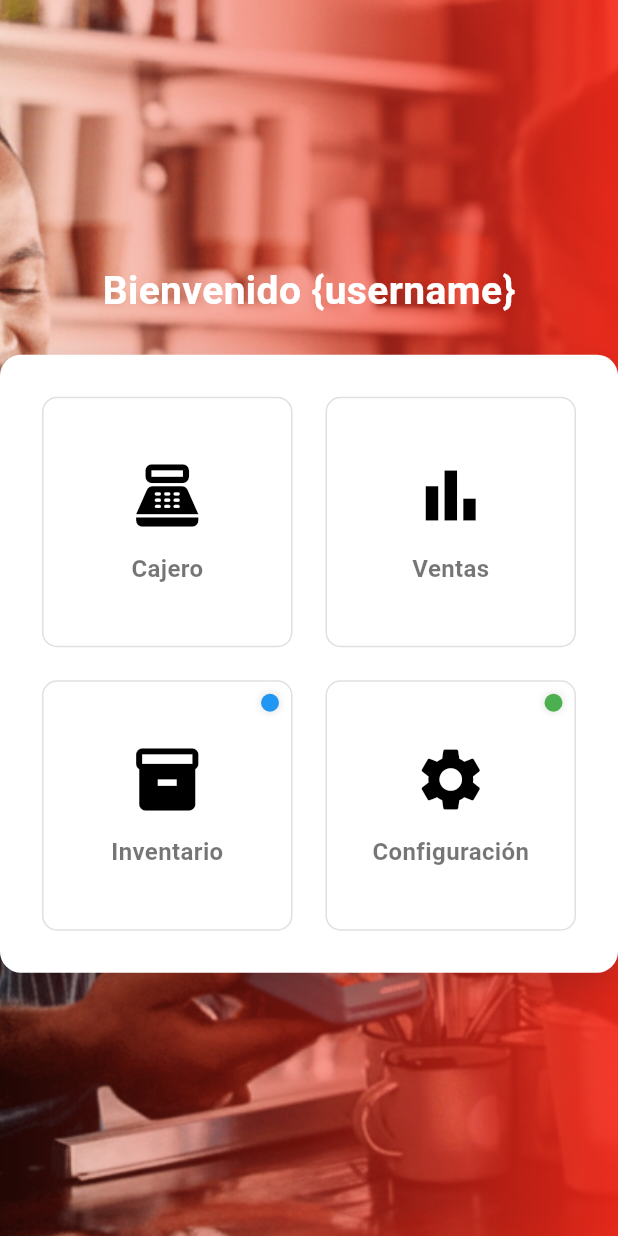
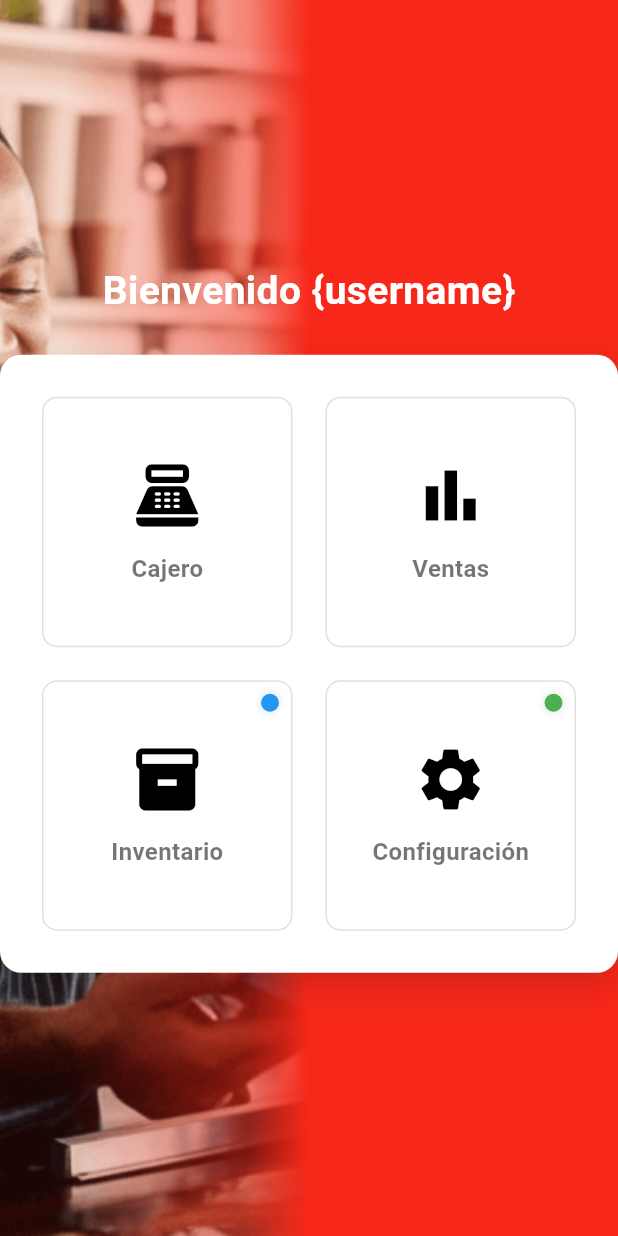
Before and after one commit to YairHernandezPech/SEYAVE, a Flutter app: the DashboardPage screen opened directly, on a phone screen of 412 x 824 dp. Run offline on Flutter 3.47's test engine with Material 3 defaults, Android fonts, the phone set to English and light mode, and no system bars; our stand-ins replace google_fonts.

Commit message:
Home Page

```diff
--- a/lib/Home/HomePage.dart
+++ b/lib/Home/HomePage.dart
@@ -61,11 +61,12 @@ class _DashboardPageState extends State<DashboardPage> {
                 begin: Alignment.centerLeft,
                 end: Alignment.centerRight,
                 colors: [
-                  const Color.fromARGB(255, 247, 40, 25).withOpacity(0.12),
-                  const Color.fromARGB(255, 247, 40, 25).withOpacity(0.45),
-                  const Color.fromARGB(255, 247, 40, 25).withOpacity(0.9),
+                  const Color.fromARGB(255, 247, 40, 25).withOpacity(0.1),
+                  const Color.fromARGB(255, 247, 40, 25).withOpacity(0.5),
+                  const Color.fromARGB(255, 247, 40, 25),
+                  const Color.fromARGB(255, 247, 40, 25),
                 ],
-                stops: const [0.0, 0.5, 1.0],
+                stops: const [0.1, 0.4, 0.5, 1.0],
               ),
             ),
           ),
@@ -114,8 +115,6 @@ class _DashboardPageState extends State<DashboardPage> {
                         iconColor: item["iconColor"],
                         indicatorColor: item["indicator"],
                         onTap: () {
-                          // manejador al tocar (por ahora vacío)
-                          // Puedes navegar según item["title"]
                         },
                       );
                     }).toList(),
@@ -156,7 +155,7 @@ class _MenuCardState extends State<_MenuCard> {
 
   @override
   Widget build(BuildContext context) {
-    final Color hoverColor = const Color(0xFFF72819); // Rojo del fondo
+    final Color hoverColor = const Color(0xFFF72819);
 
     return MouseRegion(
       onEnter: (_) => setState(() => _hover = true),
@@ -208,7 +207,6 @@ class _MenuCardState extends State<_MenuCard> {
                       ),
                     ),
                   ),
-                // contenido principal
                 Center(
                   child: Column(
                     mainAxisSize: MainAxisSize.min,
```
